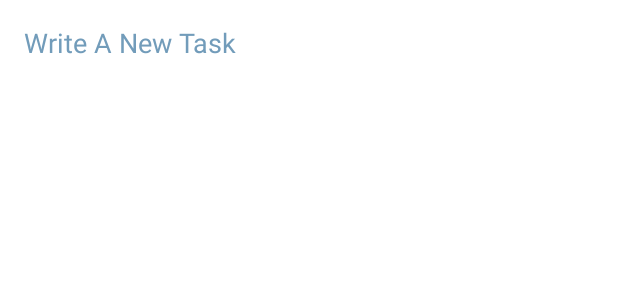
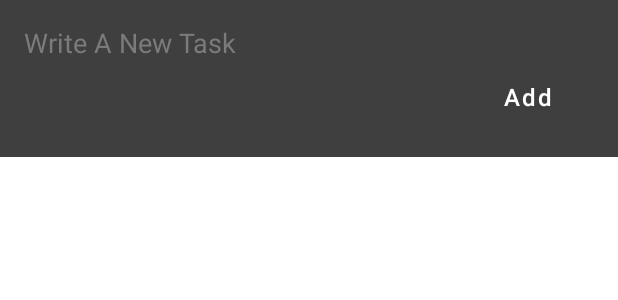
Before and after one commit to tausif35/Productiva, an Android app: the layout to_do_list_new_task.xml on its own in the app's theme, with its tools: preview values and no code run, on a phone screen of 412 x 824 dp. Shown: the top 300 px of the screen. Run offline under Robolectric (Android 15) with nearby library versions, the phone set to English and light mode, and no system bars; Roboto replaces fonts that are not available here.

```diff
--- a/app/src/main/AndroidManifest.xml
+++ b/app/src/main/AndroidManifest.xml
@@ -1,6 +1,8 @@
 <?xml version="1.0" encoding="utf-8"?>
 <manifest xmlns:android="http://schemas.android.com/apk/res/android"
     package="com.example.android.productiva">
+
+    <uses-permission android:name="android.permission.READ_EXTERNAL_STORAGE"/>
 
     <application
         android:allowBackup="true"
--- a/app/src/main/java/com/example/android/productiva/NoteActivities/noteCreateActivity.java
+++ b/app/src/main/java/com/example/android/productiva/NoteActivities/noteCreateActivity.java
@@ -122,9 +122,9 @@ public class noteCreateActivity extends AppCompatActivity {
 
     private void setViewOrUpdateNote(){
         inputNoteTitle.setText(alreadyAvailableNote.getTitle());
-        inputNoteSubtitle.setText(alreadyAvailableNote.getTitle());
-        inputNoteText.setText(alreadyAvailableNote.getTitle());
-        textDateTime.setText(alreadyAvailableNote.getTitle());
+        inputNoteSubtitle.setText(alreadyAvailableNote.getSubtitle());
+        inputNoteText.setText(alreadyAvailableNote.getNote_text());
+        textDateTime.setText(alreadyAvailableNote.getDate_time());
 
         if (alreadyAvailableNote.getImage_path() !=null && !alreadyAvailableNote.getImage_path().trim().isEmpty()){
             imageNote.setImageBitmap(BitmapFactory.decodeFile(alreadyAvailableNote.getImage_path()));
--- a/app/src/main/java/com/example/android/productiva/notepad.java
+++ b/app/src/main/java/com/example/android/productiva/notepad.java
@@ -175,7 +175,7 @@ public class notepad extends AppCompatActivity implements NoteListener {
                         noteAdapter.notifyItemRemoved(noteClickedPosition);
                     }else {
                         noteList.add(noteClickedPosition,notes.get(noteClickedPosition));
-                        noteAdapter.notifyItemInserted(noteClickedPosition);
+                        noteAdapter.notifyItemChanged(noteClickedPosition);
                     }
                 }
             }
--- a/app/src/main/res/layout/to_do_list_new_task.xml
+++ b/app/src/main/res/layout/to_do_list_new_task.xml
@@ -2,7 +2,7 @@
     android:layout_width="match_parent"
     android:layout_height="wrap_content"
     android:padding="16dp"
-    android:background="@color/white">
+    android:background="#3f3f3f">
 
     <EditText
         android:id="@+id/newTaskText"
@@ -11,8 +11,8 @@
         android:background="@null"
         android:textAppearance="@style/TextAppearance.AppCompat.Medium"
         android:hint="Write A New Task"
-        android:textColorHint="@color/colorPrimaryDark"
-        android:textColor="@color/black"/>
+        android:textColorHint="@color/colorTextHint"
+        android:textColor="@color/white"/>
 
     <Button
         android:id="@+id/newTaskButton"
--- a/app/src/main/res/layout/to_do_list_task_layout.xml
+++ b/app/src/main/res/layout/to_do_list_task_layout.xml
@@ -3,6 +3,7 @@
     android:layout_height="wrap_content"
     xmlns:app="http://schemas.android.com/apk/res-auto"
     xmlns:tools="http://schemas.android.com/tools"
+    android:background="#333333"
     app:cardElevation="4dp"
     app:cardCornerRadius="8dp"
     android:layout_marginHorizontal="16dp"
--- a/app/src/main/res/values/colors.xml
+++ b/app/src/main/res/values/colors.xml
@@ -1,13 +1,13 @@
 <?xml version="1.0" encoding="utf-8"?>
 <resources>
-    <color name="colorPrimary">#57a0d3</color>
-    <color name="colorPrimaryDark">#729cba</color>
-    <color name="colorPrimaryDarker">#57a0d3</color>
-    <color name="colorSecondary">#d38257</color>
-    <color name="colorSecondaryDark">#d36357</color>
-    <color name="colorDelete">#ff414d</color>
-    <color name="black">#FF000000</color>
-    <color name="white">#FFFFFFFF</color>
+    <color name="colorPrimary">#4d648d</color>
+    <color name="colorPrimaryDark">#2a4d69</color>
+    <color name="colorPrimaryDarker">#283655</color>
+    <color name="colorSecondary">#f4a261</color>
+    <color name="colorSecondaryDark">#e76f51</color>
+    <color name="colorDelete">#ff4842</color>
+    <color name="black">#000000</color>
+    <color name="white">#FFFFFF</color>
 
     <!--<! Notepad Colors__>-->
     <color name="colorSearchIcon">#dbdbdb</color>
@@ -17,13 +17,13 @@
     <color name="colorTextSubtitle">#cecece</color>
     <color name="colorDefaultNoteColor">#333333</color>
     <color name="colorNoteSubtitleText">#fafafa</color>
-    <color name="colorMiscBackground">#1f1f1f</color>
+    <color name="colorMiscBackground">#1d1d1d</color>
     <color name="colorSearchBackground">#3f3f3f</color>
     <color name="colorExtra1">#ffcc5c</color>
     <color name="colorExtra2">#ff6f69</color>
     <color name="colorExtra3">#cc2a36</color>
     <color name="colorExtra4">#00b159</color>
     <color name="colorExtra5">#00a0b0</color>
-    <color name="colorBlack">#FF000000</color>
-    <color name="colorWhite">#FFFFFFFF</color>
+    <color name="colorBlack">#000000</color>
+    <color name="colorWhite">#FFFFFF</color>
 </resources>
```
Also changed, not shown: app/src/main/res/layout/activity_to_do_list.xml (+4 -3 lines).
